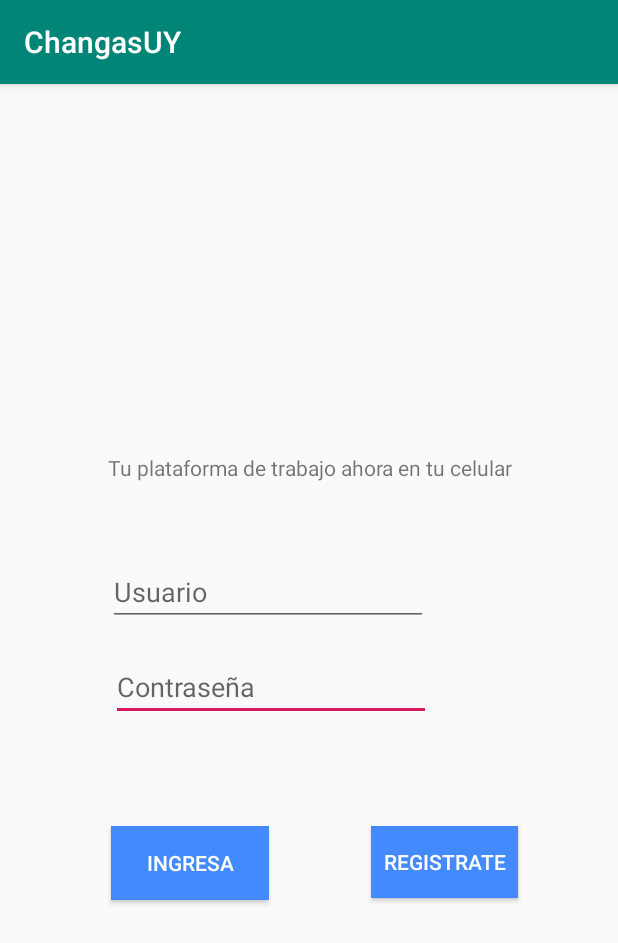
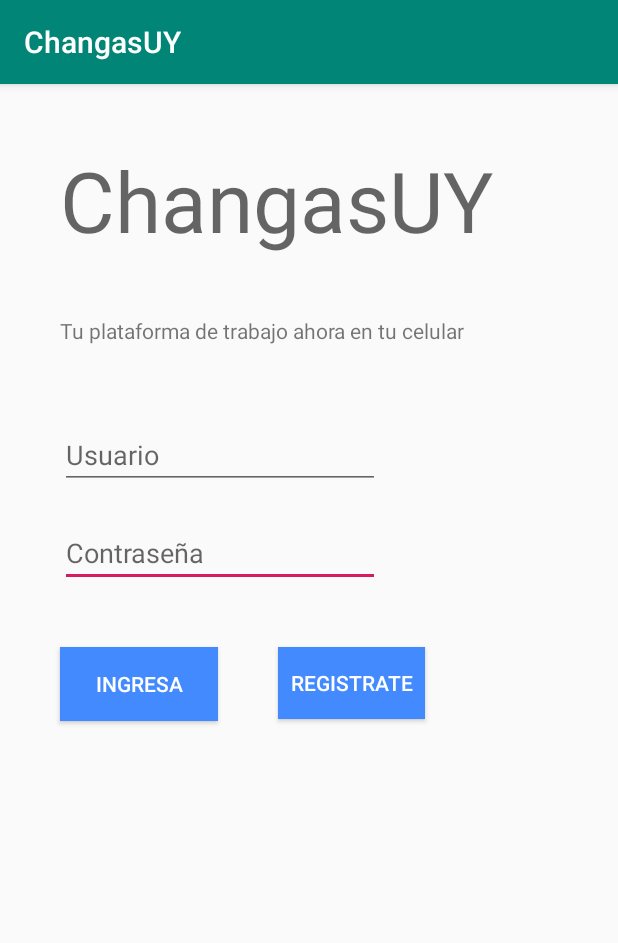
Before and after one commit to mmislej/ChangasUY, an Android app: the screen it shows after launch (MainActivity before the commit, LoginActivity after it), on a phone screen of 412 x 824 dp. Shown: the top 943 px of the screen. Run offline under Robolectric (Android 15) with nearby library versions, the phone set to English and light mode, and no system bars.

Commit message:
Botón Login
Se implementa botón login
Se hacen modificaciones en front

```diff
--- a/app/src/main/AndroidManifest.xml
+++ b/app/src/main/AndroidManifest.xml
@@ -9,7 +9,8 @@
         android:roundIcon="@mipmap/ic_launcher_round"
         android:supportsRtl="true"
         android:theme="@style/AppTheme">
-        <activity android:name=".MainActivity">
+        <activity android:name=".MenuActivity"></activity>
+        <activity android:name=".LoginActivity">
             <intent-filter>
                 <action android:name="android.intent.action.MAIN" />
 
--- /dev/null
+++ b/app/src/main/java/com/test/changasuy/LoginActivity.java
@@ -0,0 +1,30 @@
+package com.test.changasuy;
+
+import androidx.appcompat.app.AppCompatActivity;
+
+import android.content.Intent;
+import android.os.Bundle;
+import android.view.View;
+import android.widget.Button;
+
+public class LoginActivity extends AppCompatActivity {
+
+    private Button btn;
+    @Override
+    protected void onCreate(Bundle savedInstanceState) {
+        super.onCreate(savedInstanceState);
+        setContentView(R.layout.activity_login);
+
+        btn = (Button) findViewById(R.id.buttonLogin);
+
+        btn.setOnClickListener(new View.OnClickListener() {
+            @Override
+            public void onClick(View v) {
+                //Toast.makeText(LoginActivity.this,"Button clicked from the code",Toast.LENGTH_LONG).show(); trae mensaje emergente
+                //Acceder al segundo activity y mandarle un string
+                Intent intent = new Intent(LoginActivity.this, MenuActivity.class);
+                startActivity(intent);
+            }
+        });
+    }
+}
--- a/app/src/main/java/com/test/changasuy/MainActivity.java
+++ b/app/src/main/java/com/test/changasuy/MenuActivity.java
@@ -4,11 +4,11 @@ import androidx.appcompat.app.AppCompatActivity;
 
 import android.os.Bundle;
 
-public class MainActivity extends AppCompatActivity {
+public class MenuActivity extends AppCompatActivity {
 
     @Override
     protected void onCreate(Bundle savedInstanceState) {
         super.onCreate(savedInstanceState);
-        setContentView(R.layout.activity_main);
+        setContentView(R.layout.activity_menu);
     }
 }
--- a/app/src/main/res/layout/activity_main.xml
+++ b/app/src/main/res/layout/activity_login.xml
@@ -4,37 +4,26 @@
     xmlns:tools="http://schemas.android.com/tools"
     android:layout_width="match_parent"
     android:layout_height="match_parent"
-    tools:context=".MainActivity">
-
-    <ImageView
-        android:id="@+id/imageViewLogo"
-        android:layout_width="280dp"
-        android:layout_height="117dp"
-        android:layout_marginStart="72dp"
-        android:layout_marginLeft="72dp"
-        android:layout_marginTop="73dp"
-        app:layout_constraintStart_toStartOf="parent"
-        app:layout_constraintTop_toTopOf="parent"
-        tools:srcCompat="@tools:sample/avatars" />
+    tools:context=".LoginActivity">
 
     <TextView
         android:id="@+id/textViewFrase"
         android:layout_width="280dp"
         android:layout_height="30dp"
-        android:layout_marginStart="72dp"
-        android:layout_marginLeft="72dp"
-        android:layout_marginTop="55dp"
+        android:layout_marginStart="40dp"
+        android:layout_marginLeft="40dp"
+        android:layout_marginTop="40dp"
         android:text="Tu plataforma de trabajo ahora en tu celular"
         app:layout_constraintStart_toStartOf="parent"
-        app:layout_constraintTop_toBottomOf="@+id/imageViewLogo" />
+        app:layout_constraintTop_toBottomOf="@+id/textView" />
 
     <EditText
         android:id="@+id/editTextPassword"
         android:layout_width="wrap_content"
         android:layout_height="wrap_content"
-        android:layout_marginStart="74dp"
-        android:layout_marginLeft="74dp"
-        android:layout_marginTop="18dp"
+        android:layout_marginStart="40dp"
+        android:layout_marginLeft="40dp"
+        android:layout_marginTop="20dp"
         android:ems="10"
         android:hint="Contraseña"
         android:inputType="textPassword"
@@ -45,8 +34,8 @@
         android:id="@+id/editTextUser"
         android:layout_width="wrap_content"
         android:layout_height="wrap_content"
-        android:layout_marginStart="72dp"
-        android:layout_marginLeft="72dp"
+        android:layout_marginStart="40dp"
+        android:layout_marginLeft="40dp"
         android:layout_marginTop="40dp"
         android:ems="10"
         android:hint="Usuario"
@@ -58,25 +47,37 @@
         android:id="@+id/buttonLogin"
         android:layout_width="105dp"
         android:layout_height="49dp"
-        android:layout_marginStart="74dp"
-        android:layout_marginLeft="74dp"
-        android:layout_marginTop="70dp"
+        android:layout_marginStart="40dp"
+        android:layout_marginLeft="40dp"
+        android:layout_marginTop="40dp"
+        android:background="#448AFF"
         android:text="Ingresa"
+        android:textColor="#fff"
         app:layout_constraintStart_toStartOf="parent"
-        app:layout_constraintTop_toBottomOf="@+id/editTextPassword"
-        android:textColor="#fff"
-        android:background="#448AFF" />
+        app:layout_constraintTop_toBottomOf="@+id/editTextPassword" />
 
     <Button
         android:id="@+id/buttonRegister"
         android:layout_width="98dp"
         android:layout_height="48dp"
-        android:layout_marginStart="68dp"
-        android:layout_marginLeft="68dp"
-        android:layout_marginTop="70dp"
+        android:layout_marginStart="40dp"
+        android:layout_marginLeft="40dp"
+        android:layout_marginTop="40dp"
         android:background="#448AFF"
         android:text="Registrate"
         android:textColor="#fff"
         app:layout_constraintStart_toEndOf="@+id/buttonLogin"
         app:layout_constraintTop_toBottomOf="@+id/editTextPassword" />
+
+    <TextView
+        android:id="@+id/textView"
+        android:layout_width="wrap_content"
+        android:layout_height="wrap_content"
+        android:layout_marginStart="40dp"
+        android:layout_marginLeft="40dp"
+        android:layout_marginTop="40dp"
+        android:text="ChangasUY"
+        android:textAppearance="@style/TextAppearance.AppCompat.Display3"
+        app:layout_constraintStart_toStartOf="parent"
+        app:layout_constraintTop_toTopOf="parent" />
 </androidx.constraintlayout.widget.ConstraintLayout>
--- /dev/null
+++ b/app/src/main/res/layout/activity_menu.xml
@@ -0,0 +1,9 @@
+<?xml version="1.0" encoding="utf-8"?>
+<androidx.constraintlayout.widget.ConstraintLayout xmlns:android="http://schemas.android.com/apk/res/android"
+    xmlns:app="http://schemas.android.com/apk/res-auto"
+    xmlns:tools="http://schemas.android.com/tools"
+    android:layout_width="match_parent"
+    android:layout_height="match_parent"
+    tools:context=".MenuActivity">
+
+</androidx.constraintlayout.widget.ConstraintLayout>
```
